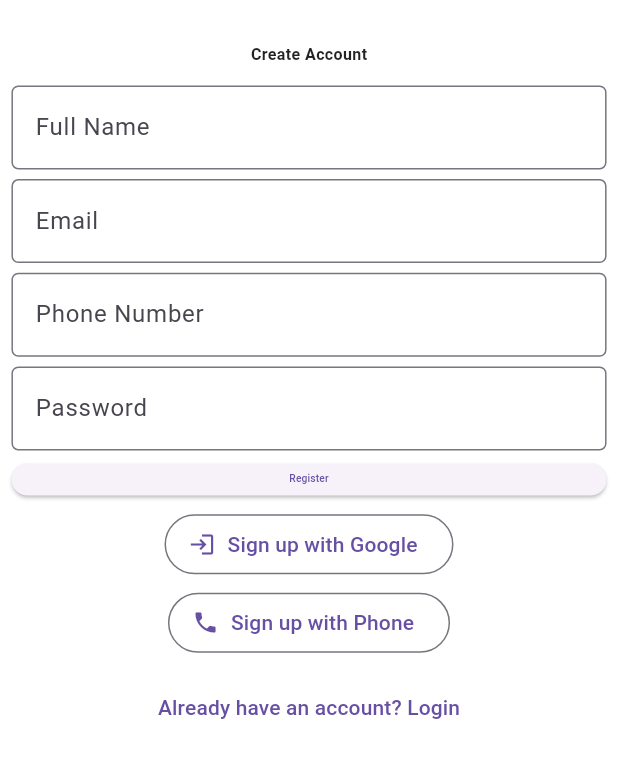
After one commit to elsanal/barka, a Flutter app: the RegisterPage screen opened by its route, on a phone screen of 412 x 824 dp. The commit adds this screen. Shown: the top 758 px of the screen. Run offline on Flutter 3.47's test engine with Material 3 defaults, Android fonts, the phone set to English and light mode, and no system bars; our stand-ins replace card_swiper, emoji_picker_flutter, flutter_riverpod, flutter_screenutil, go_router, image_picker and 1 more.

Commit message:
login + register

```diff
--- /dev/null
+++ b/lib/features/auth/register.dart
@@ -0,0 +1,121 @@
+import 'package:flutter/material.dart';
+import 'package:flutter_screenutil/flutter_screenutil.dart';
+
+class RegisterPage extends StatelessWidget {
+  const RegisterPage({super.key});
+
+  @override
+  Widget build(BuildContext context) {
+    return Scaffold(
+      body: GestureDetector(
+        onTap: () => FocusScope.of(context).unfocus(),
+        child: Padding(
+          padding: EdgeInsets.all(20.w),
+          child: SingleChildScrollView(
+            child: Column(
+              mainAxisAlignment: MainAxisAlignment.center,
+              children: [
+                SizedBox(height: 50.h),
+                Text(
+                  "Create Account",
+                  style: TextStyle(
+                    fontSize: 28.sp,
+                    fontWeight: FontWeight.bold,
+                  ),
+                ),
+                SizedBox(height: 30.h),
+
+                // Name
+                TextField(
+                  decoration: InputDecoration(
+                    labelText: "Full Name",
+                    border: OutlineInputBorder(
+                      borderRadius: BorderRadius.circular(12.r),
+                    ),
+                  ),
+                ),
+                SizedBox(height: 15.h),
+
+                // Email
+                TextField(
+                  decoration: InputDecoration(
+                    labelText: "Email",
+                    border: OutlineInputBorder(
+                      borderRadius: BorderRadius.circular(12.r),
+                    ),
+                  ),
+                ),
+                SizedBox(height: 15.h),
+
+                // Phone
+                TextField(
+                  decoration: InputDecoration(
+                    labelText: "Phone Number",
+                    border: OutlineInputBorder(
+                      borderRadius: BorderRadius.circular(12.r),
+                    ),
+                  ),
+                  keyboardType: TextInputType.phone,
+                ),
+                SizedBox(height: 15.h),
+
+                // Password
+                TextField(
+                  obscureText: true,
+                  decoration: InputDecoration(
+                    labelText: "Password",
+                    border: OutlineInputBorder(
+                      borderRadius: BorderRadius.circular(12.r),
+                    ),
+                  ),
+                ),
+                SizedBox(height: 20.h),
+
+                // Register Button
+                SizedBox(
+                  width: double.infinity,
+                  height: 50.h,
+                  child: ElevatedButton(
+                    onPressed: () {
+                      // TODO: Implement registration logic
+                    },
+                    child: Text("Register", style: TextStyle(fontSize: 18.sp)),
+                  ),
+                ),
+                SizedBox(height: 20.h),
+
+                // Google Sign Up
+                OutlinedButton.icon(
+                  icon: Icon(Icons.login),
+                  label: Text("Sign up with Google"),
+                  onPressed: () {
+                    // TODO: Implement Google signup
+                  },
+                ),
+                SizedBox(height: 10.h),
+
+                // Phone Sign Up
+                OutlinedButton.icon(
+                  icon: Icon(Icons.phone),
+                  label: Text("Sign up with Phone"),
+                  onPressed: () {
+                    // TODO: Implement Phone signup
+                  },
+                ),
+                SizedBox(height: 20.h),
+
+                // Navigate to Login
+                TextButton(
+                  onPressed: () {
+                    Navigator.pop(context);
+                  },
+                  child: Text("Already have an account? Login"),
+                ),
+              ],
+            ),
+          ),
+        ),
+      ),
+    );
+  }
+}
--- a/lib/features/bottom_bar/product_bottom_bar.dart
+++ b/lib/features/bottom_bar/product_bottom_bar.dart
@@ -27,7 +27,7 @@ class CustomBottomBar extends StatelessWidget {
       child: Row(
         mainAxisAlignment: MainAxisAlignment.spaceBetween,
         children: [
-          _bottomIconButton(Icons.storefront, "Shop", onShop),
+          _bottomIconButton(Icons.favorite_border, "Like", onShop),
           _bottomIconButton(Icons.chat, "Chat", onChat),
           _bottomIconButton(Icons.shopping_cart, "Cart", onCartList),
           Expanded(
--- a/lib/routes/routes.dart
+++ b/lib/routes/routes.dart
@@ -1,3 +1,8 @@
+import 'package:barka/features/auth/login.dart';
+import 'package:barka/features/auth/register.dart';
+import 'package:barka/features/cart/cart_page.dart';
+import 'package:barka/features/chat/chat_page.dart';
+import 'package:barka/features/tracker/tracker_page.dart';
 import 'package:go_router/go_router.dart';
 
 import '../features/chat/direct_chat.dart';
@@ -11,9 +16,34 @@ final GoRouter router = GoRouter(
   routes: [
     GoRoute(path: '/', name: 'root', builder: (context, state) => MainScreen()),
     GoRoute(
+      path: '/login',
+      name: 'login',
+      builder: (context, state) => LoginPage(),
+    ),
+    GoRoute(
+      path: '/register',
+      name: 'register',
+      builder: (context, state) => RegisterPage(),
+    ),
+    GoRoute(
       path: '/home',
       name: 'home',
       builder: (context, state) => HomePage(),
+    ),
+    GoRoute(
+      path: '/cart',
+      name: 'cart',
+      builder: (context, state) => CartPage(),
+    ),
+    GoRoute(
+      path: '/orders',
+      name: 'orders',
+      builder: (context, state) => OrdersListPage(),
+    ),
+    GoRoute(
+      path: '/contact_us',
+      name: 'contact_us',
+      builder: (context, state) => ContactUsPage(),
     ),
     GoRoute(
       path: '/directMessagePage',
```
Also changed, not shown: lib/features/auth/login.dart (added, +93 -0 lines), lib/features/product/product_detail.dart (+4 -3 lines).
